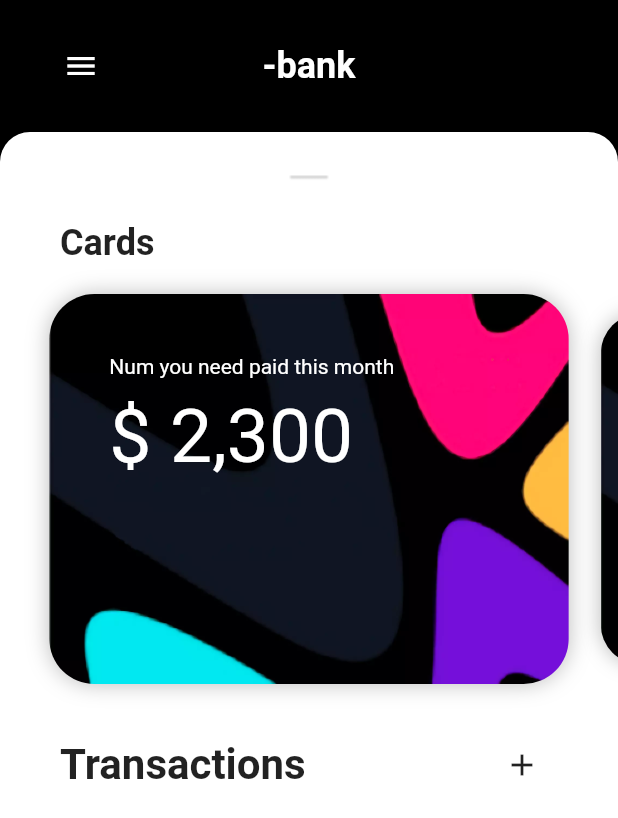
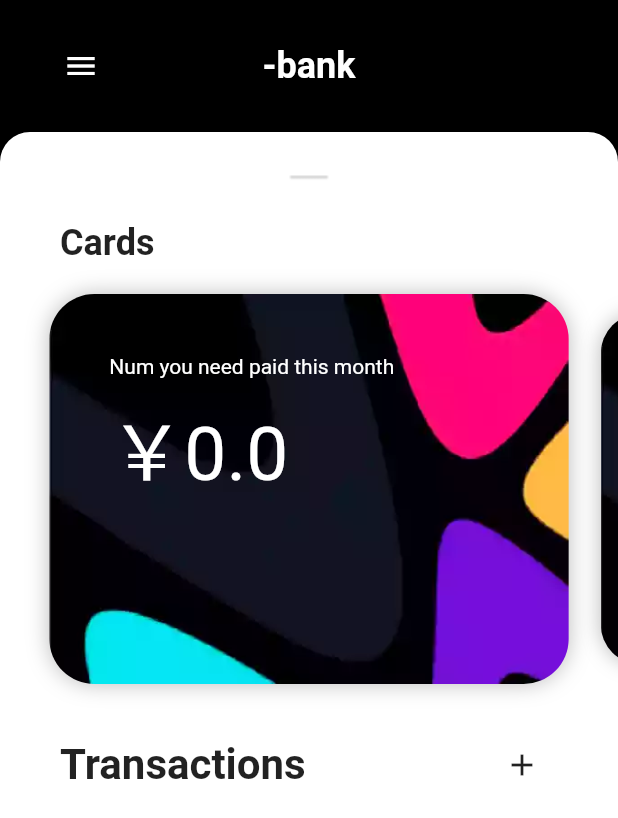
Before and after one commit to ning0825/EmptyWallet, a Flutter app: the screen it shows after launch, on a phone screen of 412 x 824 dp. Shown: the top 818 px of the screen. Run offline on Flutter 3.47's test engine with Material 2 defaults, Android fonts, the phone set to English and light mode, and no system bars; our stand-ins replace bloc, flutter_bloc, sqflite; accounts and stored records are empty.

Commit message:
show data in main page

```diff
--- /dev/null
+++ b/lib/bloc/bloc_month.dart
@@ -0,0 +1,36 @@
+import 'package:bloc/bloc.dart';
+import 'package:empty_wallet/db/dbhelper.dart';
+import 'package:empty_wallet/db/item_bean.dart';
+
+class MonthArgs {
+  List<String> monthList;
+  List<double> dataList;
+
+  MonthArgs({this.monthList, this.dataList});
+}
+
+enum MonthEvent { UPDATE_MONTH }
+
+class MonthBloc extends Bloc<MonthEvent, MonthArgs> {
+  @override
+  // TODO: 构造参数既然是Optional，还特么用啥empty。
+  MonthArgs get initialState => MonthArgs();
+
+  @override
+  Stream<MonthArgs> mapEventToState(MonthEvent event) async*{
+    yield await getCurveData();
+  }
+
+  Future<MonthArgs> getCurveData() async {
+    List<String> monthArray = [];
+    List<double> dataArray = [];
+
+    List<Month> list = await getMonths();
+    for (var o in list) {
+      dataArray.add(o.monthTotal);
+      monthArray.add(o.month);
+      print(o.toString());
+    }
+    return MonthArgs(monthList: monthArray, dataList: dataArray);
+  }
+}
--- a/lib/bloc/bloc_subplatform.dart
+++ b/lib/bloc/bloc_subplatform.dart
@@ -10,6 +10,7 @@ class SubPlatformEvent {
 
   ///[eventId] An ID to distinguish different events. See full list above.
   int eventId;
+  //todo $data is unused, consider to remove.
   SubPlatform data;
 
   SubPlatformEvent({@required this.eventId, this.data});
@@ -22,6 +23,7 @@ class SubPlatformBloc extends Bloc<SubPlatformEvent, List<SubPlatform>> {
 
   @override
   Stream<List<SubPlatform>> mapEventToState(event) async* {
+    //todo condition judgment is not needed anymore if remove data above.
     if(event is SubPlatformEvent) {
       switch(event.eventId) {
         //show SubPlatforms.
--- a/lib/db/item_bean.dart
+++ b/lib/db/item_bean.dart
@@ -1,17 +1,26 @@
 import 'dart:core';
 import 'package:flutter/material.dart';
 
-//
-//class MonthItem {
-//  String monthString;
-//  String itemsInMonth;
-//
-//  MonthItem({this.monthString, this.itemsInMonth});
-//
-//  Map<String, dynamic> toMap() {
-//    return {'monthString': monthString, 'ItemInMonth': itemsInMonth};
-//  }
-//}
+
+class Month {
+  int id;
+  String month;
+  double monthTotal;
+
+  Month({this.id, this.month, this.monthTotal});
+
+  Map<String, dynamic> toMap() {
+    return {'month': month, 'monthTotal': monthTotal};
+  }
+
+  static Month mapTo(Map<String, dynamic> map) {
+    return Month(id: map['id'], month: map['month'], monthTotal: map['monthTotal']);
+  }
+
+  String toString() {
+    return 'Month Info: id: [$id], month: [$month], monthTotal: [$monthTotal]';
+  }
+}
 
 class Platform {
   int id;
@@ -51,12 +60,14 @@ class SubPlatform {
   String monthKey;
   String platformKey;
   double numThisStage;
+  String dateThisStage;
   int isPaidOff;
 
   SubPlatform({this.id,
     @required this.monthKey,
     @required this.platformKey,
     @required this.numThisStage,
+    @required this.dateThisStage,
     this.isPaidOff = 0});
 
   Map<String, dynamic> toMap() {
@@ -64,6 +75,7 @@ class SubPlatform {
       'monthKey': monthKey,
       'platformKey': platformKey,
       'numThisStage': numThisStage,
+      'dateThisStage': dateThisStage,
       'isPaidOff': isPaidOff
     };
   }
@@ -74,12 +86,13 @@ class SubPlatform {
         monthKey: map['monthKey'],
         platformKey: map['platformKey'],
         numThisStage: map['numThisStage'],
+        dateThisStage: map['dateThisStage'],
         isPaidOff: map['isPaidOff']);
   }
 
   @override
   String toString() {
-    return 'SubPlatform Info: id:[$id], monthKey:[$monthKey], platformKey:[$platformKey], numThisStage:[$numThisStage], isPaidOff:[$isPaidOff]';
+    return 'SubPlatform Info: id:[$id], monthKey:[$monthKey], platformKey:[$platformKey], numThisStage:[$numThisStage], dateThisStage:[$dateThisStage], isPaidOff:[$isPaidOff]';
   }
 }
 
--- a/lib/main.dart
+++ b/lib/main.dart
@@ -1,5 +1,6 @@
 import 'package:bloc/bloc.dart';
 import 'package:empty_wallet/bloc/bloc_human.dart';
+import 'package:empty_wallet/bloc/bloc_month.dart';
 import 'package:empty_wallet/bloc/bloc_subplatform.dart';
 import 'package:empty_wallet/db/item_bean.dart';
 import 'package:empty_wallet/db/dbhelper.dart';
@@ -9,7 +10,6 @@ import 'package:empty_wallet/routes/platform_detail_route.dart';
 import 'package:empty_wallet/ui/bottom_drag.dart';
 import 'package:empty_wallet/ui/custom_ui.dart';
 import 'package:flutter/cupertino.dart';
-import 'package:flutter/gestures.dart';
 import 'package:flutter/material.dart';
 import 'package:flutter/rendering.dart';
 import 'package:flutter_bloc/flutter_bloc.dart';
@@ -19,11 +19,9 @@ import 'ui/data_curve.dart';
 
 //提供一个context给platform_detail_route界面获取bloc用
 BuildContext mContext;
-
-//当前月的subPlatform列表
-List<SubPlatform> subPlatforms = List();
-//Human load list.
-List<HumanLoan> humanLoans = List();
+//
+//List<double> dataArray = [];
+//List<String> monthArray = [];
 
 void main() {
   //Bloc事件回调
@@ -37,14 +35,17 @@ class NewApp extends StatelessWidget {
     return MaterialApp(
       debugShowCheckedModeBanner: false,
       home: BlocProvider<SubPlatformBloc>(
-        builder: (context) => SubPlatformBloc(),
+        builder: (_) => SubPlatformBloc(),
         child: BlocProvider<HumanBloc>(
-          builder: (context) => HumanBloc(),
+          builder: (_) => HumanBloc(),
+          child: BlocProvider<MonthBloc>(
+            builder: (_) => MonthBloc(),
             child: NewHome(),
           ),
         ),
+      ),
       routes: <String, WidgetBuilder>{
-        '/edit': (BuildContext context) => AddPlatformRoute(),
+        '/edit ': (BuildContext context) => AddPlatformRoute(),
       },
     );
   }
@@ -58,10 +59,16 @@ class NewHome extends StatefulWidget {
 }
 
 class NewHomeState extends State<NewHome> with TickerProviderStateMixin {
+  //当前月的subPlatform列表
+  List<SubPlatform> subPlatforms = List();
+
+//Human load list.
+  List<HumanLoan> humanLoans = List();
+
+  var cards;
+
   var currentPage = 0.0;
   var currentCardPosition = 0;
-
-  var cards = [oweCard(), loanCard()];
 
   AnimationController _animationController;
   Animation<double> showAnimation;
@@ -76,20 +83,20 @@ class NewHomeState extends State<NewHome> with TickerProviderStateMixin {
   void initState() {
     super.initState();
 
-    openDB().whenComplete(() => BlocProvider.of<HumanBloc>(context).add(HumanEvent(methodId: HumanEvent.SHOW_HUMAN_LOAN)));
-
-    //显示主界面列表
-    mContext = context;
+    openDB().whenComplete(() {
+      BlocProvider.of<HumanBloc>(context)
+          .add(HumanEvent(methodId: HumanEvent.SHOW_HUMAN_LOAN));
       BlocProvider.of<SubPlatformBloc>(context)
           .add(SubPlatformEvent(eventId: SubPlatformEvent.SHOW_SUBPLATFORMS));
+      BlocProvider.of<MonthBloc>(context).add(MonthEvent.UPDATE_MONTH);
+    });
+
+    mContext = context;
 
     //列表逐渐显示的动画
     _animationController =
         AnimationController(vsync: this, duration: Duration(milliseconds: 780));
     showAnimation = Tween(begin: 0.0, end: 1.0).animate(_animationController);
-    showAnimation.addListener(() {
-      setState(() {});
-    });
     _animationController.forward(from: 0.0);
   }
 
@@ -110,7 +117,9 @@ class NewHomeState extends State<NewHome> with TickerProviderStateMixin {
               )),
           Expanded(
             child: MockBottomDrag(
-              bl: DataCurveWidget(),
+              bl: BlocBuilder<MonthBloc, MonthArgs>(builder: (context, s) {
+                return DataCurveWidget(s.dataList, s.monthList);
+              }),
               fl: Container(
                 key: flKey,
                 decoration: BoxDecoration(
@@ -137,8 +146,13 @@ class NewHomeState extends State<NewHome> with TickerProviderStateMixin {
       });
     });
 
-    return Center(
-      child: Column(
+    return Center(child: BlocBuilder<SubPlatformBloc, List<SubPlatform>>(
+      builder: (context, s) {
+        subPlatforms = s;
+        return BlocBuilder<HumanBloc, List<HumanLoan>>(
+          builder: (context, s) {
+            humanLoans = s;
+            return Column(
               crossAxisAlignment: CrossAxisAlignment.start,
               children: <Widget>[
                 Container(
@@ -153,7 +167,8 @@ class NewHomeState extends State<NewHome> with TickerProviderStateMixin {
                     children: <Widget>[
                       Text(
                         'Cards',
-                  style: TextStyle(fontWeight: FontWeight.bold, fontSize: 24),
+                        style: TextStyle(
+                            fontWeight: FontWeight.bold, fontSize: 24),
                       ),
                     ],
                   ),
@@ -163,6 +178,7 @@ class NewHomeState extends State<NewHome> with TickerProviderStateMixin {
                   height: 300,
                   child: PageView.builder(
                       itemBuilder: (BuildContext context, int position) {
+                        cards = [oweCard(), loanCard()];
                         if (position == currentPage) {
                           return cards[position];
                         } else {
@@ -177,16 +193,19 @@ class NewHomeState extends State<NewHome> with TickerProviderStateMixin {
                       controller: _controller,
                       onPageChanged: (index) {
                         currentCardPosition = index;
+                        setState(() {});
                         _animationController.forward(from: 0.0);
                       }),
                 ),
                 Padding(
-            padding: EdgeInsets.only(left: 40, top: 10, bottom: 10, right: 40),
+                  padding:
+                      EdgeInsets.only(left: 40, top: 10, bottom: 10, right: 40),
                   child: Row(
                     children: <Widget>[
                       Text(
                         'Transactions',
-                  style: TextStyle(fontSize: 28, fontWeight: FontWeight.bold),
+                        style: TextStyle(
+                            fontSize: 28, fontWeight: FontWeight.bold),
                       ),
                       Spacer(),
                       IconButton(
@@ -198,7 +217,6 @@ class NewHomeState extends State<NewHome> with TickerProviderStateMixin {
                                 MaterialPageRoute(
                                     builder: (context) => AddPlatformRoute()));
                           } else if (currentCardPosition == 1) {
-                      print('$currentCardPosition');
                             Navigator.push(
                                 context,
                                 MaterialPageRoute(
@@ -209,20 +227,13 @@ class NewHomeState extends State<NewHome> with TickerProviderStateMixin {
                     ],
                   ),
                 ),
-          BlocBuilder<SubPlatformBloc, List<SubPlatform>>(
-            builder: (context, s) {
-              subPlatforms = s;
-              return BlocBuilder<HumanBloc, List<HumanLoan>>(
-                builder: (context, s) {
-                  humanLoans = s;
-                  return getCurrentList(currentCardPosition);
+                getCurrentList(currentCardPosition)
+              ],
+            );
           },
         );
       },
-          )
-        ],
-      ),
-    );
+    ));
   }
 
 //显示是owe list 还是 Loan list
@@ -272,12 +283,15 @@ class NewHomeState extends State<NewHome> with TickerProviderStateMixin {
                     ),
                     Padding(
                       padding: EdgeInsets.symmetric(vertical: 8),
-                      child: Text(subPlatforms[index].numThisStage.toString()),
+                      child: Text(subPlatforms[index].dateThisStage ?? 'test'),
                     )
                   ],
                 ),
                 behavior: HitTestBehavior.opaque,
                 onTap: () => go2Detail(subPlatforms[index].platformKey)),
+          ),
+          Expanded(
+            child: Text(subPlatforms[index].numThisStage.toString()),
           ),
           IconButton(
             icon: Icon(
@@ -316,7 +330,11 @@ class NewHomeState extends State<NewHome> with TickerProviderStateMixin {
               ),
               behavior: HitTestBehavior.opaque,
               onTap: () => {
-                Navigator.push(context, MaterialPageRoute(builder: (context) => HumanDetailRoute(humanLoans[index])))
+                Navigator.push(
+                    context,
+                    MaterialPageRoute(
+                        builder: (context) =>
+                            HumanDetailRoute(humanLoans[index])))
               },
             ),
           ),
@@ -334,7 +352,12 @@ class NewHomeState extends State<NewHome> with TickerProviderStateMixin {
   }
 
 //卡片【0】
-  static Widget oweCard() {
+  Widget oweCard() {
+    var oweTotal = 0.0;
+    for (var o in subPlatforms) {
+      oweTotal += o.numThisStage;
+    }
+
     return BaseCard(
         child: Column(
       crossAxisAlignment: CrossAxisAlignment.start,
@@ -345,7 +368,7 @@ class NewHomeState extends State<NewHome> with TickerProviderStateMixin {
         ),
         Container(height: 10),
         Text(
-          '\$' + ' 2,300',
+          '￥$oweTotal',
           style: TextStyle(color: Colors.white, fontSize: 50),
         ),
       ],
@@ -353,7 +376,12 @@ class NewHomeState extends State<NewHome> with TickerProviderStateMixin {
   }
 
 //卡片【1】
-  static Widget loanCard() {
+  Widget loanCard() {
+    var loanTotal = 0.0;
+    for (var o in humanLoans) {
+      loanTotal += o.hTotal;
+    }
+
     return BaseCard(
       child: Column(
         crossAxisAlignment: CrossAxisAlignment.start,
@@ -364,7 +392,7 @@ class NewHomeState extends State<NewHome> with TickerProviderStateMixin {
           ),
           Container(height: 10),
           Text(
-            '\$ 12,400',
+            '￥$loanTotal',
             style: TextStyle(color: Colors.white, fontSize: 50),
           )
         ],
@@ -379,18 +407,18 @@ class NewHomeState extends State<NewHome> with TickerProviderStateMixin {
         MaterialPageRoute(builder: (context) => PlatformDetailRoute(pf)));
   }
 
-  PopupMenuButton _popupMenuButton() {
-    return PopupMenuButton(
-      itemBuilder: (context) => <PopupMenuEntry>[
-        PopupMenuItem(
-          child: GestureDetector(
-            child: Text('add owe'),
-            onTap: () => Navigator.of(context)
-              ..pop() //隐藏popupMenu
-              ..push(MaterialPageRoute(builder: (context) => AddPlatformRoute())),
-          ),
-        )
-      ],
-    );
+//  PopupMenuButton _popupMenuButton() {
+//    return PopupMenuButton(
+//      itemBuilder: (context) => <PopupMenuEntry>[
+//        PopupMenuItem(
+//          child: GestureDetector(
+//            child: Text('add owe'),
+//            onTap: () => Navigator.of(context)
+//              ..pop() //隐藏popupMenu
+//              ..push(MaterialPageRoute(builder: (context) => AddPlatformRoute())),
+//          ),
+//        )
+//      ],
+//    );
+//  }
 }
-}
--- a/lib/routes/platform_detail_route.dart
+++ b/lib/routes/platform_detail_route.dart
@@ -1,12 +1,9 @@
+import 'package:empty_wallet/bloc/bloc_month.dart';
 import 'package:empty_wallet/bloc/bloc_platform_detail.dart';
-import 'package:empty_wallet/bloc/bloc_subplatform.dart';
-import 'package:empty_wallet/db/dbhelper.dart';
 import 'package:empty_wallet/db/item_bean.dart';
-import 'package:empty_wallet/tool/utils.dart';
 import 'package:empty_wallet/ui/custom_ui.dart';
 import 'package:flutter/material.dart';
 import 'package:flutter_bloc/flutter_bloc.dart';
-import 'package:empty_wallet/main.dart' as pre0;
 
 Platform pf;
 BuildContext mContext;
--- a/lib/ui/bottom_drag.dart
+++ b/lib/ui/bottom_drag.dart
@@ -46,13 +46,13 @@ class _DragContainerState extends State<DragContainer>
     var curveType = Curves.easeOut;
     var dur = 250;
 
-    WidgetsBinding.instance.addPostFrameCallback((d) => bottomDis = context.size.height - 50);
+    WidgetsBinding.instance
+        .addPostFrameCallback((d) => bottomDis = context.size.height - 50);
 
     //下滑动画
     _animationController =
         AnimationController(vsync: this, duration: Duration(milliseconds: dur));
-    animation =
-        CurvedAnimation(parent: _animationController, curve: curveType);
+    animation = CurvedAnimation(parent: _animationController, curve: curveType);
     animation.addListener(() {
       topDis = currentDis + (bottomDis - currentDis).abs() * animation.value;
       setState(() {});
@@ -67,7 +67,6 @@ class _DragContainerState extends State<DragContainer>
       topDis = currentDis - currentDis * animation22.value;
       setState(() {});
     });
-
   }
 
   @override
@@ -77,7 +76,10 @@ class _DragContainerState extends State<DragContainer>
 
     return Stack(
       children: <Widget>[
-        Container(width:MediaQuery.of(context).size.width, child: backLayer,),
+        Container(
+          width: MediaQuery.of(context).size.width,
+          child: Visibility(child: backLayer, visible: topDis > 0.0,),
+        ),
         Positioned(
           top: topDis,
           bottom: 0,
@@ -106,7 +108,7 @@ class _DragContainerState extends State<DragContainer>
               //下拉动画
               if (isEdge) {
                 currentDis = topDis;
-                if (topDis > flHeight/3) {
+                if (topDis > flHeight / 5) {
                   _animationController.forward(from: 0.0);
                   isEdge = false;
                   isExpanded = false;
@@ -131,13 +133,12 @@ class _DragContainerState extends State<DragContainer>
                 color: Colors.transparent,
                 height: 200,
               ),
-              onVerticalDragUpdate: (d){
+              onVerticalDragUpdate: (d) {
                 topDis = topDis + d.delta.dy;
-                setState(() {
-                });
+                setState(() {});
               },
               onVerticalDragEnd: (d) {
-                print('_DragContainerState.build'"ANIMATION_TO_UP");
+                print('_DragContainerState.build' "ANIMATION_TO_UP");
                 currentDis = topDis;
                 _animationController2.forward(from: 0.0);
                 isExpanded = true;
@@ -163,8 +164,7 @@ class _DragContainerState extends State<DragContainer>
       ..onEnd = _handleEnd;
   }
 
-  void _handleStart(DragStartDetails dsd) {
-  }
+  void _handleStart(DragStartDetails dsd) {}
 
   void _handleUpdate(DragUpdateDetails dud) {
     if (dud.delta.dy > 0) {
@@ -174,7 +174,7 @@ class _DragContainerState extends State<DragContainer>
   }
 
   void _handleEnd(DragEndDetails ded) {
-    if (topDis > flHeight/3) {
+    if (topDis > flHeight / 5) {
       log('topdis > middis, to botttom');
       currentDis = topDis;
       _animationController.forward(from: 0.0);
```
Also changed, not shown: lib/bloc/bloc_platform_detail.dart (+14 -2 lines), lib/db/dbhelper.dart (+41 -3 lines), lib/routes/human_detail_route.dart (+0 -7 lines), lib/ui/custom_ui.dart (+5 -5 lines), lib/ui/data_curve.dart (+53 -36 lines), assets/CardBG.webp, flutter_01.png (added), 4 other files. Lines whose indentation alone changed are shown as unchanged.
